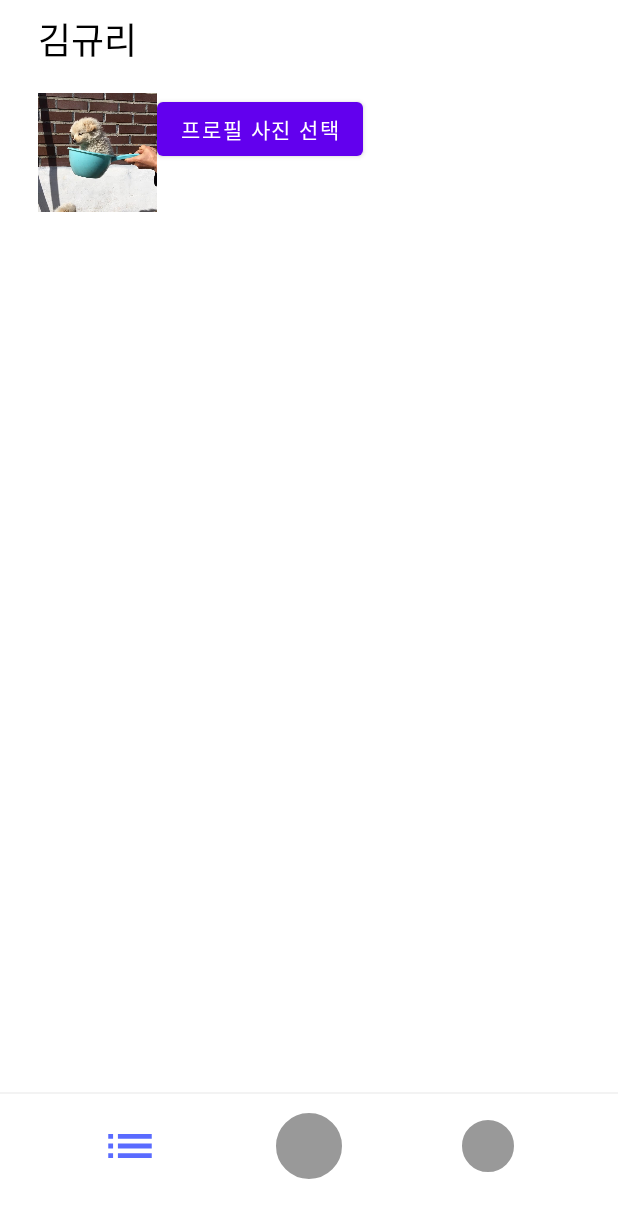
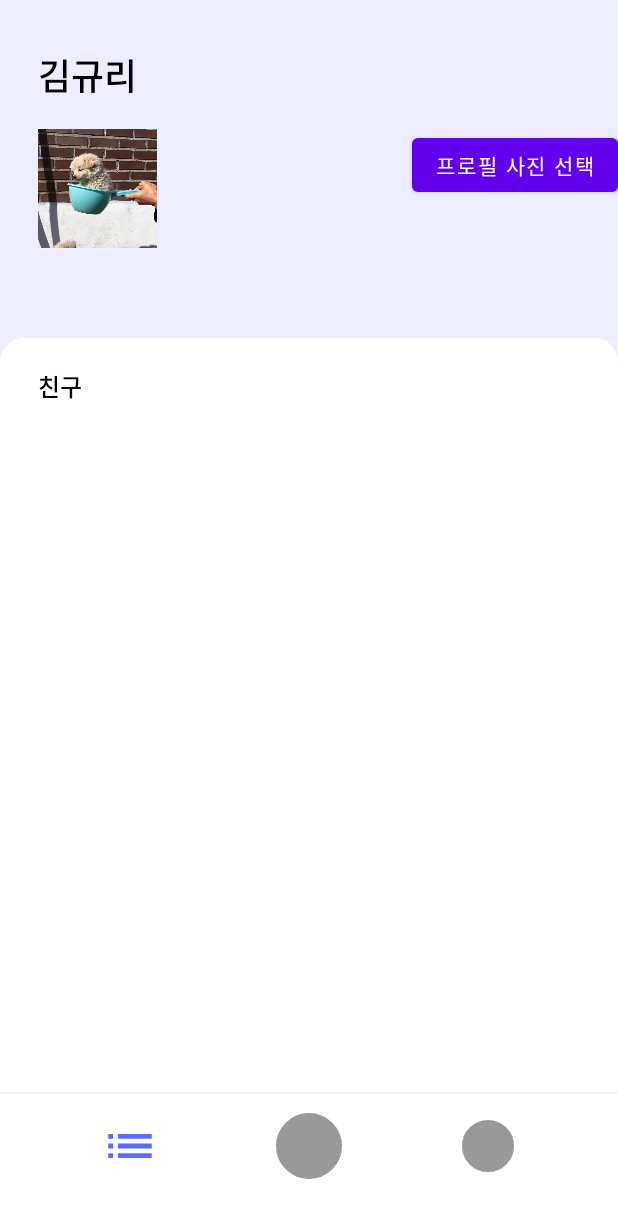
Before and after one commit to our-spring-day/Manna, an Android app: the MeetListFragment screen opened directly, with no data from a screen before it, after a tap on an icon or button, on a phone screen of 412 x 824 dp. Shown: the top 1218 px of the screen. Run offline under Robolectric (Android 15) with nearby library versions, the phone set to English and light mode, and no system bars; our stand-ins replace CircleImageView, Dagger/Hilt's generated code, RxJava, data binding; libraries missing offline, so code that uses them is left out: androidx.hilt.lifecycle, com.gun0912.tedpermission, com.tedpark.tedpermission; network calls fail; pictures from the network do not load.

Commit message:
fix(...) : status바 인셋정리

```diff
--- a/app/src/main/java/com/manna/MeetListFragment.kt
+++ b/app/src/main/java/com/manna/MeetListFragment.kt
@@ -6,6 +6,7 @@ import android.os.Build
 import android.os.Bundle
 import android.view.View
 import android.widget.Toast
+import androidx.core.view.updatePadding
 import androidx.fragment.app.viewModels
 import androidx.recyclerview.widget.LinearLayoutManager
 import com.gun0912.tedpermission.TedPermissionResult
@@ -13,6 +14,7 @@ import com.manna.databinding.FragmentMeetListBinding
 import com.manna.presentation.location.MeetDetailActivity
 import com.manna.presentation.search.SearchActivity
 import com.manna.util.UserHolder
+import com.manna.util.ViewUtil
 import com.tedpark.tedpermission.rx2.TedRx2Permission
 import com.wswon.picker.common.BaseFragment
 import dagger.hilt.android.AndroidEntryPoint
@@ -28,6 +30,7 @@ class MeetListFragment : BaseFragment<FragmentMeetListBinding>(R.layout.fragment
     override fun onViewCreated(view: View, savedInstanceState: Bundle?) {
         super.onViewCreated(view, savedInstanceState)
 
+        view.updatePadding(top = ViewUtil.getStatusBarHeight(requireContext()))
         binding.run {
             meetList.run {
                 layoutManager = LinearLayoutManager(context)
--- a/app/src/main/java/com/manna/ProfileFragment.kt
+++ b/app/src/main/java/com/manna/ProfileFragment.kt
@@ -5,7 +5,9 @@ import android.content.Intent
 import android.net.Uri
 import android.os.Bundle
 import android.view.View
+import androidx.core.view.updatePadding
 import com.manna.databinding.FragmentProfileBinding
+import com.manna.util.ViewUtil
 import com.wswon.picker.ImagePickerFragment
 import com.wswon.picker.common.BaseFragment
 
@@ -14,6 +16,8 @@ class ProfileFragment : BaseFragment<FragmentProfileBinding>(R.layout.fragment_p
 
     override fun onViewCreated(view: View, savedInstanceState: Bundle?) {
         super.onViewCreated(view, savedInstanceState)
+
+        binding.profileHeader.updatePadding(top = ViewUtil.getStatusBarHeight(requireContext()))
         binding.profileButton.setOnClickListener {
             showImagePicker()
         }
@@ -32,7 +36,6 @@ class ProfileFragment : BaseFragment<FragmentProfileBinding>(R.layout.fragment_p
         }
     }
 
-
     private fun showImagePicker() {
         val imagePickerFragment = ImagePickerFragment()
         imagePickerFragment.setTargetFragment(this, REQ_IMAGE_PICKER)
--- a/app/src/main/res/layout/activity_home.xml
+++ b/app/src/main/res/layout/activity_home.xml
@@ -16,7 +16,6 @@
             android:id="@+id/frag_container"
             android:layout_width="0dp"
             android:layout_height="0dp"
-            android:fitsSystemWindows="true"
             app:layout_constraintBottom_toTopOf="@id/bottom_tab"
             app:layout_constraintEnd_toEndOf="parent"
             app:layout_constraintStart_toStartOf="parent"
--- a/app/src/main/res/layout/fragment_profile.xml
+++ b/app/src/main/res/layout/fragment_profile.xml
@@ -1,5 +1,6 @@
 <layout xmlns:android="http://schemas.android.com/apk/res/android"
-    xmlns:app="http://schemas.android.com/apk/res-auto">
+    xmlns:app="http://schemas.android.com/apk/res-auto"
+    xmlns:tools="http://schemas.android.com/tools">
 
     <data>
 
@@ -7,7 +8,17 @@
 
     <androidx.constraintlayout.widget.ConstraintLayout
         android:layout_width="match_parent"
-        android:layout_height="match_parent">
+        android:layout_height="match_parent"
+        android:background="@color/ffededff">
+
+        <androidx.constraintlayout.widget.ConstraintLayout
+            android:id="@+id/profile_header"
+            android:layout_width="0dp"
+            android:layout_height="0dp"
+            app:layout_constraintDimensionRatio="W, 1:1.83"
+            app:layout_constraintEnd_toEndOf="parent"
+            app:layout_constraintStart_toStartOf="parent"
+            app:layout_constraintTop_toTopOf="parent">
 
             <TextView
                 android:id="@+id/name"
@@ -15,12 +26,12 @@
                 android:layout_height="wrap_content"
                 android:layout_marginStart="25dp"
                 android:layout_marginTop="8dp"
+                android:fontFamily="@font/noto_sans_medium"
                 android:text="김규리"
                 android:textColor="@color/black"
                 android:textSize="24dp"
                 app:layout_constraintStart_toStartOf="parent"
                 app:layout_constraintTop_toTopOf="parent" />
-
 
             <ImageView
                 android:id="@+id/profile_image"
@@ -38,8 +49,61 @@
                 android:layout_width="wrap_content"
                 android:layout_height="wrap_content"
                 android:text="프로필 사진 선택"
+                app:layout_constraintEnd_toEndOf="parent"
+                app:layout_constraintHorizontal_bias="1"
                 app:layout_constraintStart_toEndOf="@id/profile_image"
                 app:layout_constraintTop_toTopOf="@id/profile_image" />
 
         </androidx.constraintlayout.widget.ConstraintLayout>
+
+        <androidx.constraintlayout.widget.ConstraintLayout
+            android:layout_width="0dp"
+            android:layout_height="0dp"
+            android:background="@drawable/rounded_dialog"
+            app:layout_constraintBottom_toBottomOf="parent"
+            app:layout_constraintEnd_toEndOf="parent"
+            app:layout_constraintStart_toStartOf="parent"
+            app:layout_constraintTop_toBottomOf="@id/profile_header">
+
+            <TextView
+                android:id="@+id/title"
+                android:layout_width="wrap_content"
+                android:layout_height="wrap_content"
+                android:layout_marginStart="25dp"
+                android:layout_marginTop="20dp"
+                android:fontFamily="@font/noto_sans_medium"
+                android:text="친구"
+                android:textColor="@color/black"
+                android:textSize="16dp"
+                app:layout_constraintStart_toStartOf="parent"
+                app:layout_constraintTop_toTopOf="parent" />
+
+            <TextView
+                android:id="@+id/friends_count"
+                android:layout_width="wrap_content"
+                android:layout_height="wrap_content"
+                android:layout_marginStart="3dp"
+                android:fontFamily="@font/noto_sans_medium"
+                android:textColor="@color/keyColor"
+                android:textSize="16dp"
+                app:layout_constraintBottom_toBottomOf="@id/title"
+                app:layout_constraintStart_toEndOf="@id/title"
+                app:layout_constraintTop_toTopOf="@id/title"
+                tools:text="8" />
+
+            <androidx.recyclerview.widget.RecyclerView
+                android:id="@+id/friends_list"
+                android:layout_width="0dp"
+                android:layout_height="0dp"
+                android:layout_marginTop="20dp"
+                android:paddingStart="20dp"
+                android:paddingEnd="20dp"
+                app:layout_constraintBottom_toBottomOf="parent"
+                app:layout_constraintEnd_toEndOf="parent"
+                app:layout_constraintStart_toStartOf="parent"
+                app:layout_constraintTop_toBottomOf="@id/title" />
+
+        </androidx.constraintlayout.widget.ConstraintLayout>
+
+    </androidx.constraintlayout.widget.ConstraintLayout>
 </layout>
--- a/app/src/main/res/values/colors.xml
+++ b/app/src/main/res/values/colors.xml
@@ -35,4 +35,5 @@
     <color name="white_alpha10">#1affffff</color>
     <color name="white_alpha15">#26ffffff</color>
     <color name="fff3f3f3">#fff3f3f3</color>
+    <color name="ff383838">#ff383838</color>
 </resources>
```
Lines whose indentation alone changed are shown as unchanged.
